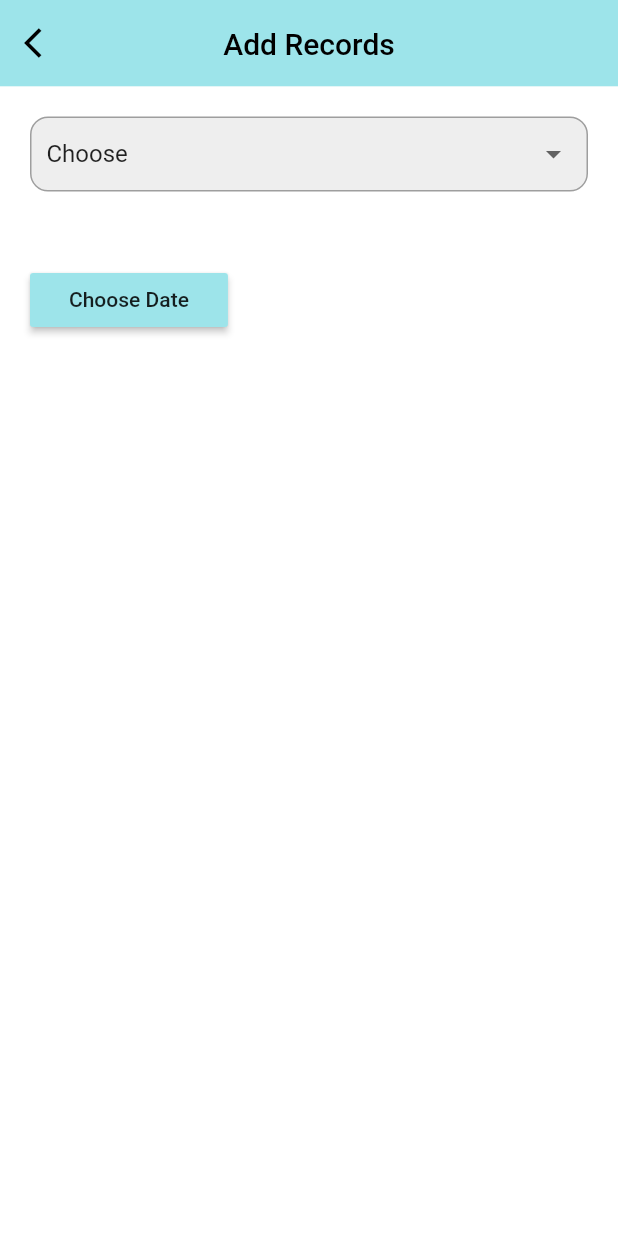
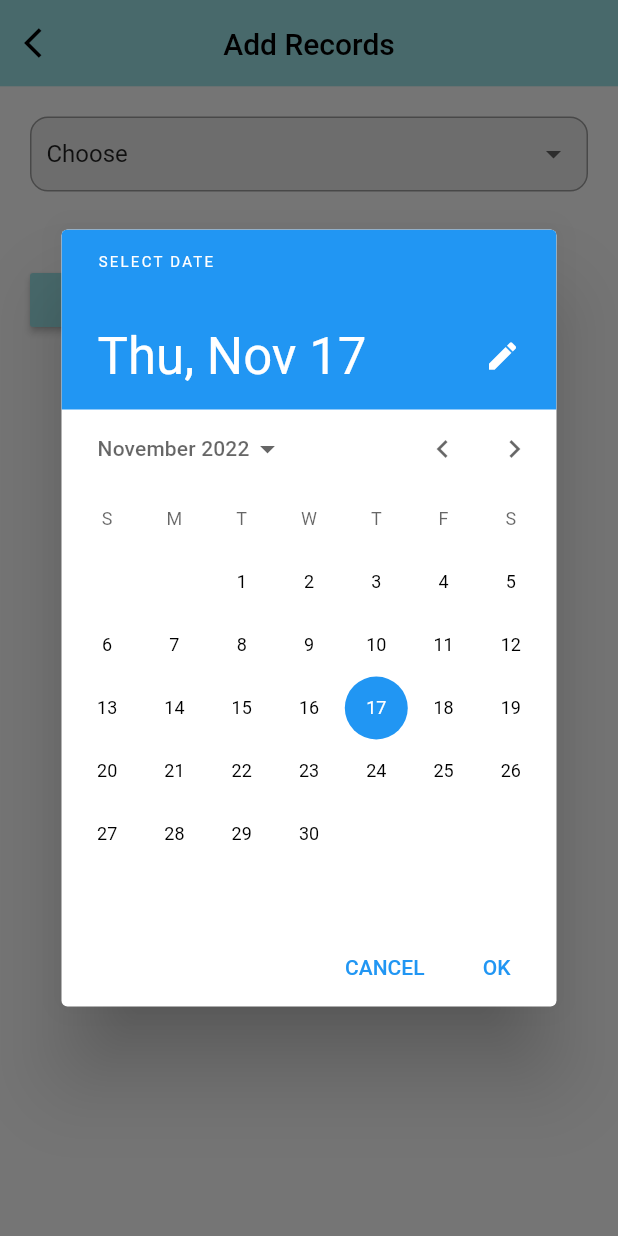
Before and after one commit to wanysamsuri/flutter_clinical, a Flutter app: the NewRecordScreen screen opened directly, after a tap on "Choose Date", on a phone screen of 412 x 824 dp. Run offline on Flutter 3.47's test engine with Material 2 defaults, Android fonts, the phone set to English and light mode, and no system bars; our stand-ins replace cached_network_image, carousel_slider, device_info_plus, email_validator, flutter_rating_stars, fluttertoast and 11 more; missing offline and left inert: flutter_3d_choice_chip, gauges, html2md, onesignal_flutter, pretty_gauge, swipebuttonflutter and 1 more; accounts and stored records are empty; network calls fail.

Commit message:
date picker

```diff
--- a/lib/health status/new_record.dart
+++ b/lib/health status/new_record.dart
@@ -21,12 +21,18 @@ class NewRecordScreen extends StatefulWidget {
 }
 
 class _NewRecordScreenState extends State<NewRecordScreen> {
+  DateTime _dateTime = DateTime.now();
   void _showDatePicker() {
     showDatePicker(
             context: context,
             initialDate: DateTime.now(),
             firstDate: DateTime(2020),
-        lastDate: DateTime(2030));
+            lastDate: DateTime(2030))
+        .then((value) {
+      setState(() {
+        _dateTime = value!;
+      });
+    });
   }
 
   String dropdownvalue = 'Choose';
@@ -113,11 +119,12 @@ class _NewRecordScreenState extends State<NewRecordScreen> {
               ),
               Padding(
                 padding: const EdgeInsets.all(20.0),
-                child: Container(
+                child: Column(
+                  children: [
+                    // Text(_dateTime.toString()),
+                    Container(
                       child: MaterialButton(
-                    onPressed: () {
-                      _showDatePicker;
-                    },
+                        onPressed: _showDatePicker,
                         child: Padding(
                           padding: EdgeInsets.all(10),
                           child: Text('Choose Date'),
@@ -125,6 +132,8 @@ class _NewRecordScreenState extends State<NewRecordScreen> {
                         color: primaryColor,
                       ),
                     ),
+                  ],
+                ),
               )
             ]))),
       ),
--- a/pubspec.yaml
+++ b/pubspec.yaml
@@ -68,6 +68,8 @@ dependencies:
   permission_handler: ^10.2.0
   flutter_rating_stars: ^1.0.3+4
   dropdown_button2: ^1.8.9
+  date_time_picker: ^2.1.0
+
 
 dev_dependencies:
   flutter_test:
```
Also changed, not shown: pubspec.lock. Lines whose indentation alone changed are shown as unchanged.
